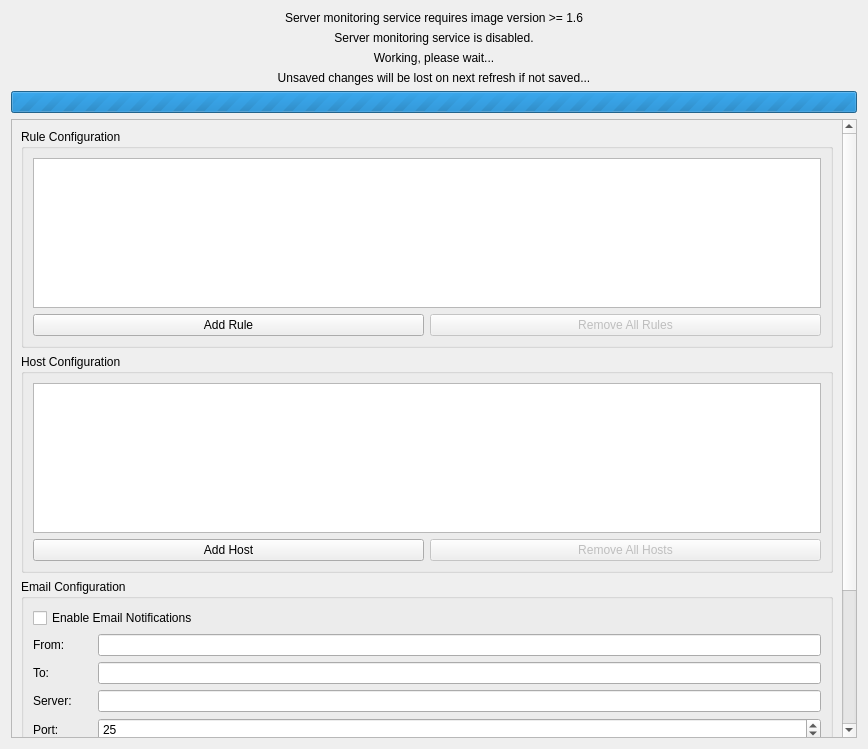
This is src/brickv/plugin_system/plugins/red/ui/red_tab_settings_server_monitoring.ui in Tinkerforge/brickv as Qt 5 draws it before an edit. The edited form follows.
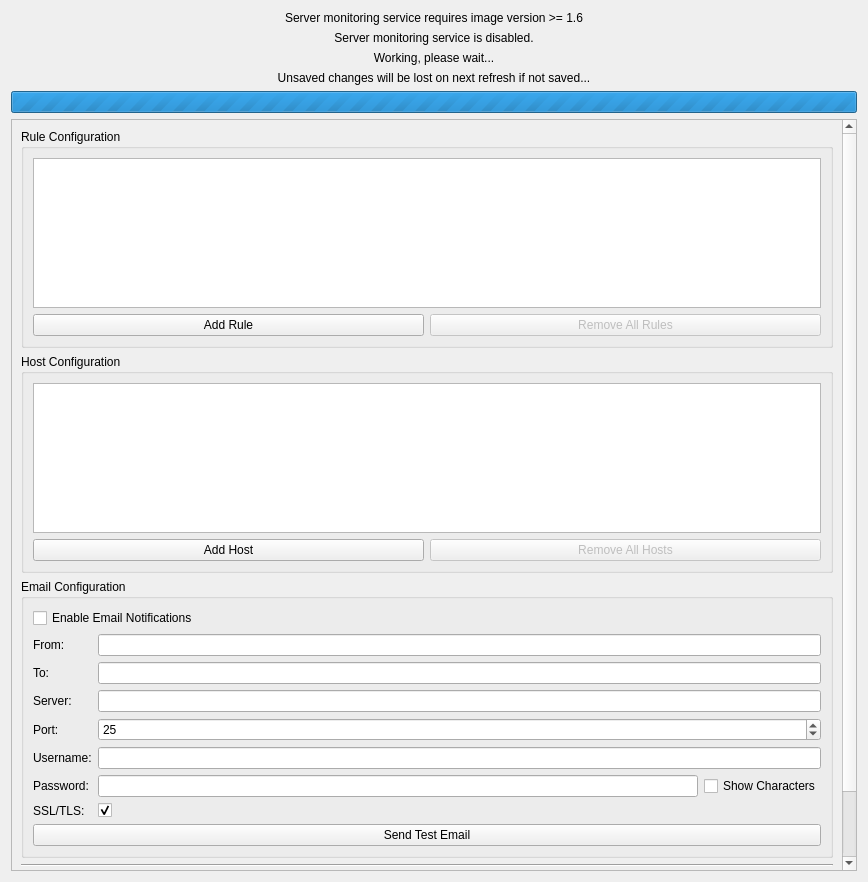
This is the edited form.

Commit message: red-brick: Add test email button on server monitoring tab

The edit to the form file:
```diff
--- a/src/brickv/plugin_system/plugins/red/ui/red_tab_settings_server_monitoring.ui
+++ b/src/brickv/plugin_system/plugins/red/ui/red_tab_settings_server_monitoring.ui
@@ -7,7 +7,7 @@
     <x>0</x>
     <y>0</y>
     <width>868</width>
-    <height>749</height>
+    <height>882</height>
    </rect>
   </property>
   <property name="windowTitle">
@@ -23,9 +23,9 @@
       <property name="geometry">
        <rect>
         <x>0</x>
-        <y>0</y>
+        <y>-67</y>
         <width>839</width>
-        <height>792</height>
+        <height>822</height>
        </rect>
       </property>
       <layout class="QGridLayout" name="gridLayout_3">
@@ -212,6 +212,13 @@
             </property>
            </widget>
           </item>
+          <item row="8" column="0" colspan="3">
+           <widget class="QPushButton" name="pbutton_sm_email_test">
+            <property name="text">
+             <string>Send Test Email</string>
+            </property>
+           </widget>
+          </item>
          </layout>
         </widget>
        </item>
```
Left out of the diff: 110 changed lines with no effect on the pictures. The commit also changes 2 other files.
